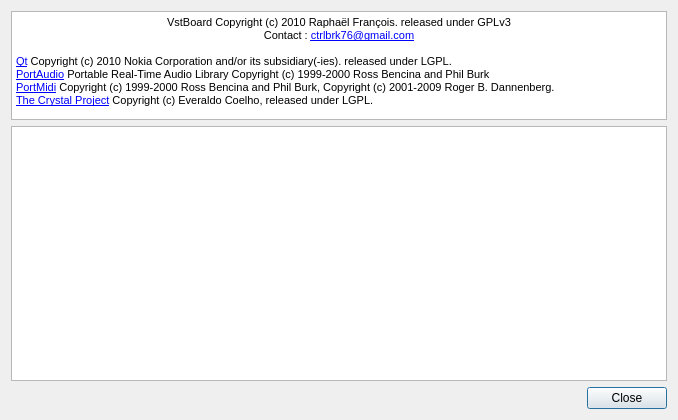
Qt form src/vstboard/views/aboutdialog.ui (rbarreiros/vstboard) before a commit.
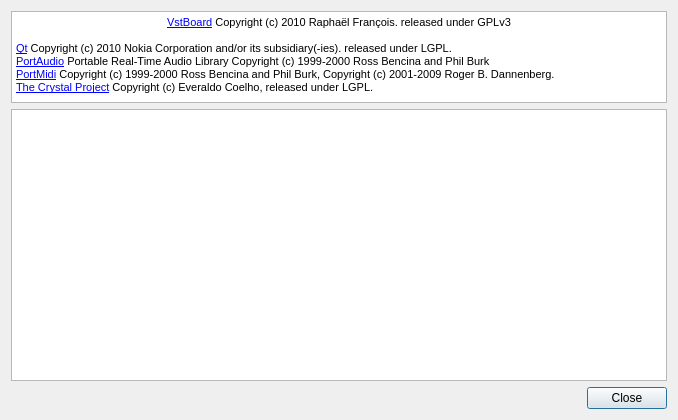
The same form after that commit.

The edit to the form file:
```diff
--- a/src/vstboard/views/aboutdialog.ui
+++ b/src/vstboard/views/aboutdialog.ui
@@ -25,7 +25,7 @@
      <property name="maximumSize">
       <size>
        <width>16777215</width>
-       <height>109</height>
+       <height>92</height>
       </size>
      </property>
      <property name="html">
@@ -33,8 +33,7 @@
 &lt;html&gt;&lt;head&gt;&lt;meta name=&quot;qrichtext&quot; content=&quot;1&quot; /&gt;&lt;style type=&quot;text/css&quot;&gt;
 p, li { white-space: pre-wrap; }
 &lt;/style&gt;&lt;/head&gt;&lt;body style=&quot; font-family:'MS Shell Dlg 2'; font-size:8.25pt; font-weight:400; font-style:normal;&quot;&gt;
-&lt;p align=&quot;center&quot; style=&quot; margin-top:0px; margin-bottom:0px; margin-left:0px; margin-right:0px; -qt-block-indent:0; text-indent:0px;&quot;&gt;&lt;span style=&quot; font-size:8pt;&quot;&gt;VstBoard Copyright (c) 2010 Raphaël François. released under GPLv3&lt;/span&gt;&lt;/p&gt;
-&lt;p align=&quot;center&quot; style=&quot; margin-top:0px; margin-bottom:0px; margin-left:0px; margin-right:0px; -qt-block-indent:0; text-indent:0px;&quot;&gt;&lt;span style=&quot; font-size:8pt;&quot;&gt;Contact : &lt;/span&gt;&lt;a href=&quot;mailto:ctrlbrk76@gmail.com&quot;&gt;&lt;span style=&quot; font-size:8pt; text-decoration: underline; color:#0000ff;&quot;&gt;ctrlbrk76@gmail.com&lt;/span&gt;&lt;/a&gt;&lt;/p&gt;
+&lt;p align=&quot;center&quot; style=&quot; margin-top:0px; margin-bottom:0px; margin-left:0px; margin-right:0px; -qt-block-indent:0; text-indent:0px;&quot;&gt;&lt;a href=&quot;http://sourceforge.net/projects/vstboard/&quot;&gt;&lt;span style=&quot; font-size:8pt; text-decoration: underline; color:#0000ff;&quot;&gt;VstBoard&lt;/span&gt;&lt;/a&gt;&lt;span style=&quot; font-size:8pt;&quot;&gt; Copyright (c) 2010 Raphaël François. released under GPLv3&lt;/span&gt;&lt;/p&gt;
 &lt;p style=&quot;-qt-paragraph-type:empty; margin-top:0px; margin-bottom:0px; margin-left:0px; margin-right:0px; -qt-block-indent:0; text-indent:0px; font-size:8pt;&quot;&gt;&lt;/p&gt;
 &lt;p style=&quot; margin-top:0px; margin-bottom:0px; margin-left:0px; margin-right:0px; -qt-block-indent:0; text-indent:0px;&quot;&gt;&lt;a href=&quot;http://qt.nokia.com&quot;&gt;&lt;span style=&quot; font-size:8pt; text-decoration: underline; color:#0000ff;&quot;&gt;Qt&lt;/span&gt;&lt;/a&gt;&lt;span style=&quot; font-size:8pt;&quot;&gt; Copyright (c) 2010 Nokia Corporation and/or its subsidiary(-ies). released under LGPL.&lt;/span&gt;&lt;/p&gt;
 &lt;p style=&quot; margin-top:0px; margin-bottom:0px; margin-left:0px; margin-right:0px; -qt-block-indent:0; text-indent:0px;&quot;&gt;&lt;a href=&quot;http://www.portaudio.com&quot;&gt;&lt;span style=&quot; font-size:8pt; text-decoration: underline; color:#0000ff;&quot;&gt;PortAudio&lt;/span&gt;&lt;/a&gt;&lt;span style=&quot; font-size:8pt;&quot;&gt; Portable Real-Time Audio Library Copyright (c) 1999-2000 Ross Bencina and Phil Burk&lt;/span&gt;&lt;/p&gt;
```
Left out of the diff: 3 changed lines with no effect on the pictures.
